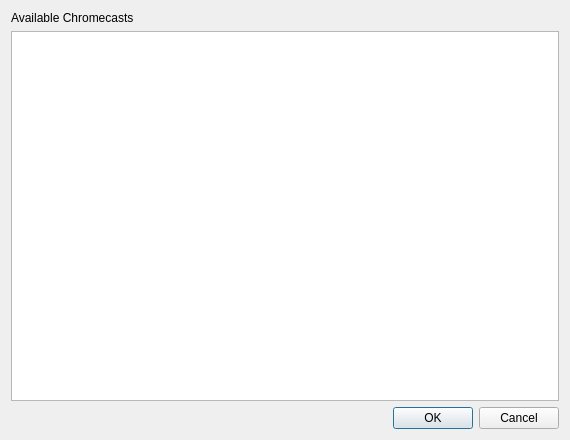
This is modules/gui/qt4/ui/renderer.ui in robUx4/vlc as Qt 5 draws it before an edit. The edited form follows.
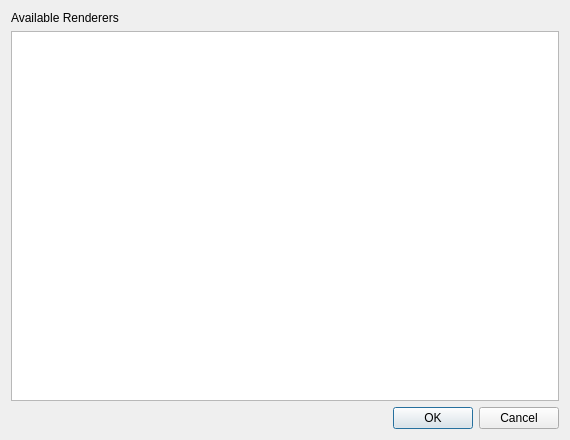
This is the edited form.

Commit message: rename the classes from Chromecast* to Renderer*

```diff
--- a/modules/gui/qt4/ui/renderer.ui
+++ b/modules/gui/qt4/ui/renderer.ui
@@ -17,7 +17,7 @@
    <item>
     <widget class="QLabel" name="label">
      <property name="text">
-      <string>Available Chromecasts</string>
+      <string>Available Renderers</string>
      </property>
     </widget>
    </item>
```
Left out of the diff: 6 changed lines with no effect on the pictures. The commit also changes 12 other files.
